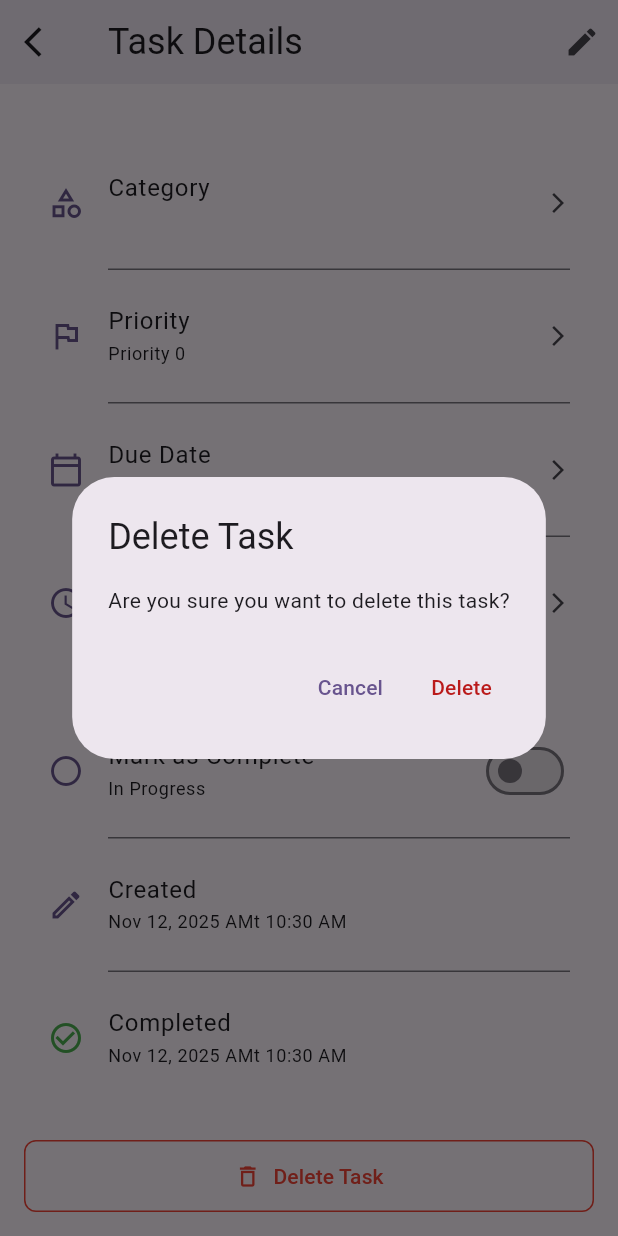
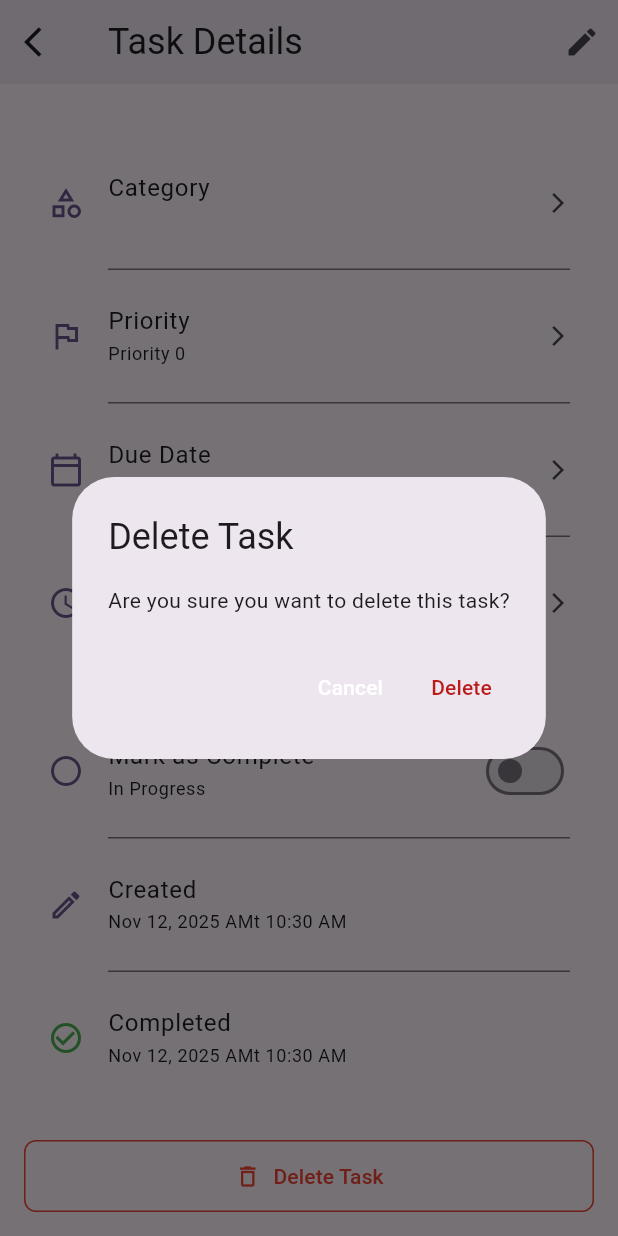
Before and after one commit to MohamedEmad7299/To-Do, a Flutter app: the TaskDetailsScreen screen opened directly with empty values, scrolled down 237 dp, after a tap on "Delete Task", on a phone screen of 412 x 824 dp. Run offline on Flutter 3.47's test engine with Material 3 defaults, Android fonts, the phone set to English and light mode, and no system bars; our stand-ins replace bloc, cloud_firestore, equatable, firebase_auth, firebase_core, flutter_bloc and 6 more; missing offline and left inert: flutter_facebook_auth, local_auth_android; accounts and stored records are empty.

```diff
--- a/lib/features/bottom_nav_pages/tasks/presentation/task_details_screen.dart
+++ b/lib/features/bottom_nav_pages/tasks/presentation/task_details_screen.dart
@@ -157,7 +157,10 @@ class _TaskDetailsScreenState extends State<TaskDetailsScreen> {
         actions: [
           TextButton(
             onPressed: () => Navigator.of(context).pop(),
-            child: const Text('Cancel'),
+            child: const Text(
+              'Cancel',
+              style: TextStyle(color: Colors.white),
+            ),
           ),
           TextButton(
             onPressed: () {
```
